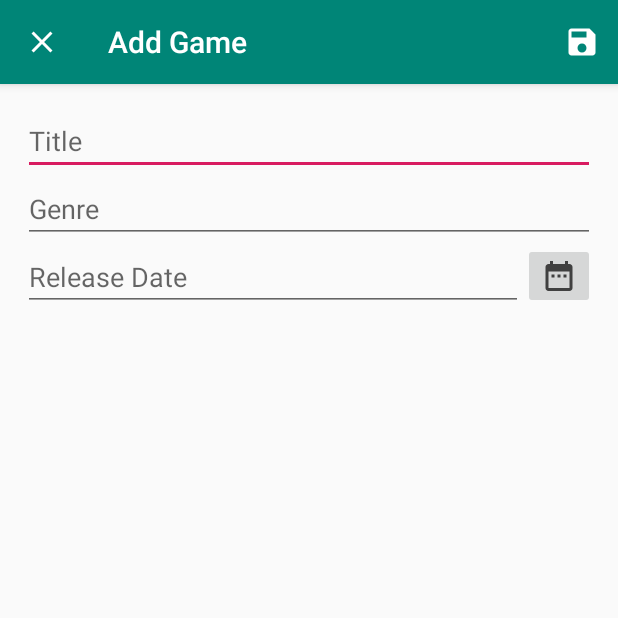
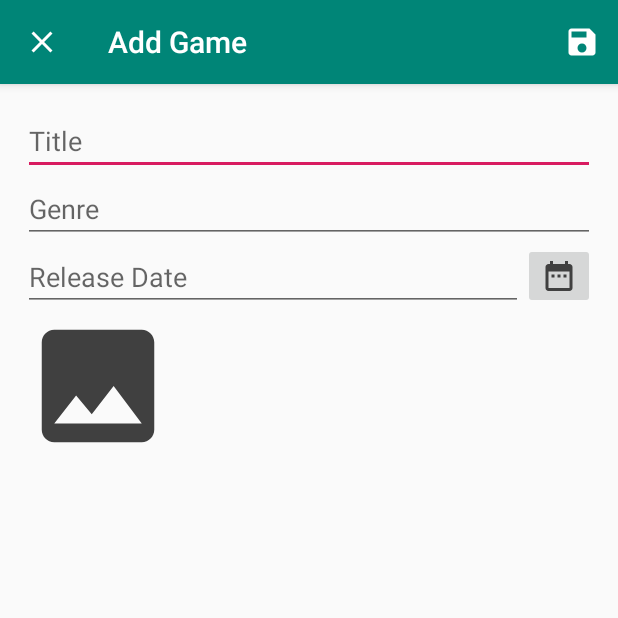
Before and after one commit to DamsithKarunaratna/android_game_reviewer, an Android app: the AddGameActivity screen opened directly, with no data from a screen before it, on a phone screen of 412 x 824 dp, the top half of it. Run offline under Robolectric (Android 15) with nearby library versions, the phone set to English and light mode, and no system bars; libraries missing offline, so code that uses them is left out: com.tsongkha.spinnerdatepicker; pictures from the network do not load; 1 statement that could not run was skipped.

Commit message:
Add images to saved game

```diff
--- a/app/src/main/java/com/ctse/androidgamereviewer/MainActivity.java
+++ b/app/src/main/java/com/ctse/androidgamereviewer/MainActivity.java
@@ -78,6 +78,9 @@ public class MainActivity extends AppCompatActivity {
             String title = data.getStringExtra(AddGameActivity.EXTRA_TITLE);
             String description = data.getStringExtra(AddGameActivity.EXTRA_DESCRIPTION);
             String releaseDate = data.getStringExtra(AddGameActivity.EXTRA_RELEASE_DATE);
+            String image = data.getStringExtra(AddGameActivity.EXTRA_IMAGE);
+
+            System.out.println("image " + image);
 
             Game game = new Game();
             ObjectId objectId = new ObjectId();
@@ -85,6 +88,7 @@ public class MainActivity extends AppCompatActivity {
             game.setTitle(title);
             game.setGenre(description);
             game.setRelease_date(releaseDate);
+            game.setImage(image);
             game.set_id(objectId.toString());
 
             gameViewModel.insert(game);
--- a/app/src/main/java/com/ctse/androidgamereviewer/data/GameRepository.java
+++ b/app/src/main/java/com/ctse/androidgamereviewer/data/GameRepository.java
@@ -57,7 +57,7 @@ public class GameRepository {
                     @Override
                     public void onResponse(Call<Game> call, Response<Game> response) {
                         System.out.println("Game saved to online DB");
-                        System.out.println(response.body().toString());
+//                        System.out.println(response.body().toString());
                     }
 
                     @Override
--- /dev/null
+++ b/app/src/main/res/drawable/ic_image_black_24dp.xml
@@ -0,0 +1,5 @@
+<vector android:height="24dp" android:tint="#404040"
+    android:viewportHeight="24.0" android:viewportWidth="24.0"
+    android:width="24dp" xmlns:android="http://schemas.android.com/apk/res/android">
+    <path android:fillColor="#FF000000" android:pathData="M21,19V5c0,-1.1 -0.9,-2 -2,-2H5c-1.1,0 -2,0.9 -2,2v14c0,1.1 0.9,2 2,2h14c1.1,0 2,-0.9 2,-2zM8.5,13.5l2.5,3.01L14.5,12l4.5,6H5l3.5,-4.5z"/>
+</vector>
--- a/app/src/main/res/layout/activity_add_game.xml
+++ b/app/src/main/res/layout/activity_add_game.xml
@@ -44,5 +44,11 @@
             />
     </LinearLayout>
 
+    <ImageView
+        android:id="@+id/image_view_game_image"
+        android:clickable="true"
+        android:src="@drawable/ic_image_black_24dp"
+        android:layout_width="100dp"
+        android:layout_height="100dp" />
 
 </LinearLayout>
```
Also changed, not shown: app/src/main/java/com/ctse/androidgamereviewer/AddGameActivity.java (+74 -4 lines), app/src/main/java/com/ctse/androidgamereviewer/ViewGameDetailsActivity.java (+12 -3 lines).
